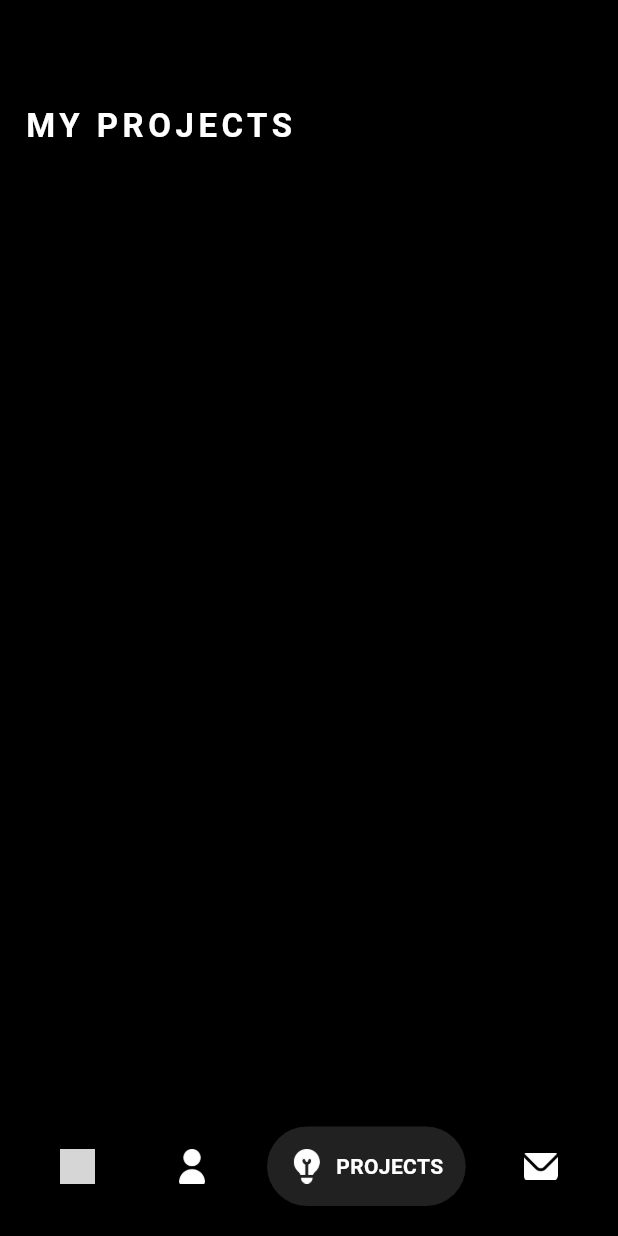
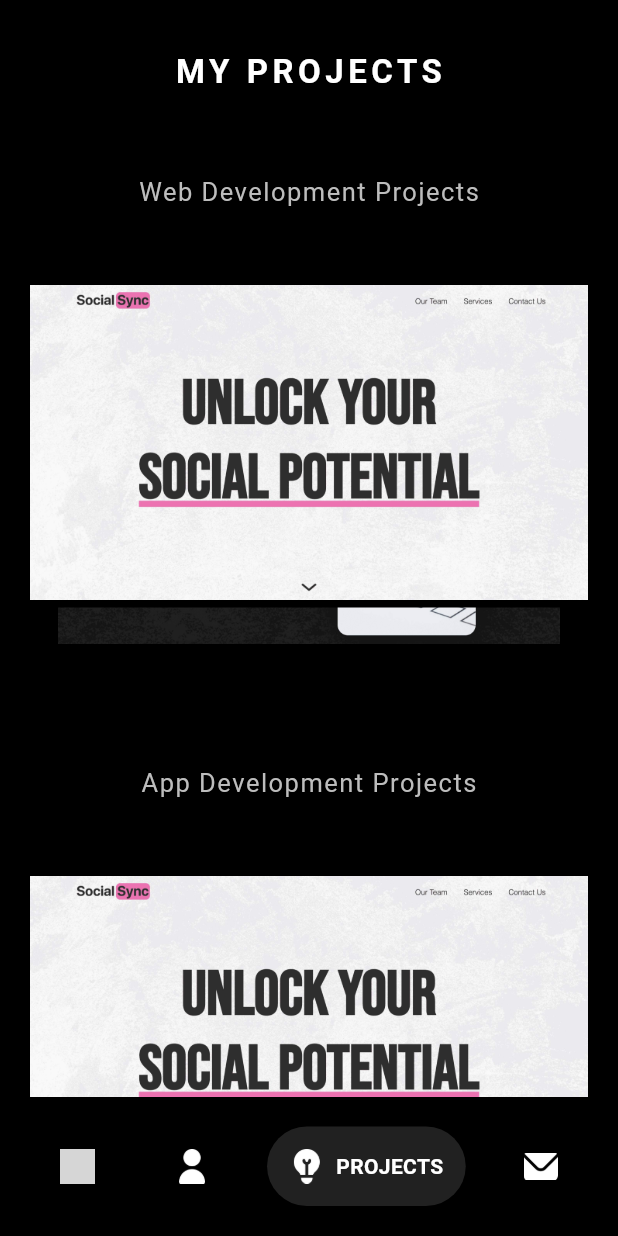
Before and after one commit to Deadlock-exe/flutter-portfolio, a Flutter app: the MainPage screen opened directly, item 3 of the bottom bar chosen, on a phone screen of 412 x 824 dp. Run offline on Flutter 3.47's test engine with Material 3 defaults, Android fonts, the phone set to English and light mode, and no system bars; drawn by our look-alikes of flutter_card_swiper, google_nav_bar; our stand-ins replace slide_to_act; missing offline and left inert: flutter_web_frame; grey boxes are pictures that could not be loaded.

Commit message:
add projects page

```diff
--- /dev/null
+++ b/lib/components/webdev_projects.dart
@@ -0,0 +1,52 @@
+import 'package:flutter/material.dart';
+
+List<Container> webdev = [
+  Container(
+    alignment: Alignment.center,
+    color: Colors.black,
+    height: 200,
+    child: Image.asset("assets/images/socialsync.jpg"),
+  ),
+  Container(
+    alignment: Alignment.center,
+    color: Colors.black,
+    height: 200,
+    child: Image.asset("assets/images/sociallane.jpg"),
+  ),
+  Container(
+    alignment: Alignment.center,
+    color: Colors.black,
+    height: 200,
+    child: Image.asset("assets/images/legalconnect.jpg"),
+  ),
+  Container(
+    alignment: Alignment.center,
+    color: Colors.black,
+    height: 200,
+    child: Image.asset("assets/images/aeriewoods.png"),
+  ),
+  Container(
+    alignment: Alignment.center,
+    color: Colors.black,
+    height: 200,
+    child: Image.asset("assets/images/akshat.jpg"),
+  ),
+  Container(
+    alignment: Alignment.center,
+    color: Colors.black,
+    height: 200,
+    child: Image.asset("assets/images/ventureup.jpg"),
+  ),
+  Container(
+    alignment: Alignment.center,
+    color: Colors.black,
+    height: 200,
+    child: Image.asset("assets/images/wrecker.jpg"),
+  ),
+  Container(
+    alignment: Alignment.center,
+    color: Colors.black,
+    height: 200,
+    child: Image.asset("assets/images/wordsmith.jpg"),
+  ),
+];
--- a/lib/main.dart
+++ b/lib/main.dart
@@ -119,6 +119,7 @@
       appBar: AppBar(
         automaticallyImplyLeading: false,
         backgroundColor: Colors.black,
+        toolbarHeight: 20,
         title: const Text(""),
       ),
       body: _pages[_selectedIndex],
--- a/lib/pages/about_page.dart
+++ b/lib/pages/about_page.dart
@@ -1,5 +1,4 @@
 import 'package:flutter/material.dart';
-import 'package:flutter/widgets.dart';
 import 'package:portfolio/components/expanded_container.dart';
 
 class AboutPage extends StatelessWidget {
@@ -7,11 +6,14 @@ class AboutPage extends StatelessWidget {
 
   @override
   Widget build(BuildContext context) {
+    final screenWidth = MediaQuery.of(context).size.width;
+
     return Scaffold(
       backgroundColor: Colors.black,
       appBar: AppBar(
         automaticallyImplyLeading: false,
         backgroundColor: Colors.black,
+        centerTitle: true,
         title: const Text(
           "ABOUT ME",
           style: TextStyle(
@@ -23,9 +25,9 @@ class AboutPage extends StatelessWidget {
       ),
       body: SingleChildScrollView(
         child: Padding(
-          padding: const EdgeInsets.symmetric(
-            horizontal: 40,
-            vertical: 30,
+          padding: EdgeInsets.symmetric(
+            horizontal: screenWidth < 500 ? 0 : 40,
+            vertical: 40,
           ),
           child: Center(
             child: Column(
@@ -40,7 +42,7 @@ class AboutPage extends StatelessWidget {
                 ),
                 Padding(
                   padding: const EdgeInsets.symmetric(
-                    vertical: 25,
+                    vertical: 30,
                   ),
                   child: Image.asset(
                     "assets/images/webdev.png",
--- a/lib/pages/contact_page.dart
+++ b/lib/pages/contact_page.dart
@@ -15,6 +15,7 @@ class _ContactPageState extends State<ContactPage> {
       appBar: AppBar(
         automaticallyImplyLeading: false,
         backgroundColor: Colors.black,
+        centerTitle: true,
         title: const Text(
           "CONTACT ME",
           style: TextStyle(
@@ -38,7 +39,7 @@ class _ContactPageState extends State<ContactPage> {
                 height: 240,
               ),
               const SizedBox(
-                height: 45,
+                height: 60,
               ),
               Text(
                 "Feel free to reach out",
@@ -48,7 +49,7 @@ class _ContactPageState extends State<ContactPage> {
                 ),
               ),
               const SizedBox(
-                height: 40,
+                height: 20,
               ),
               Center(
                 child: Row(
--- a/lib/pages/home_page.dart
+++ b/lib/pages/home_page.dart
@@ -5,11 +5,14 @@ class HomePage extends StatelessWidget {
 
   @override
   Widget build(BuildContext context) {
+    final screenWidth = MediaQuery.of(context).size.width;
+
     return Scaffold(
       backgroundColor: Colors.black,
       appBar: AppBar(
         automaticallyImplyLeading: false,
         backgroundColor: Colors.black,
+        centerTitle: true,
         title: const Text(
           "HOMEPAGE",
           style: TextStyle(
@@ -21,8 +24,8 @@ class HomePage extends StatelessWidget {
       ),
       body: SingleChildScrollView(
         child: Padding(
-          padding: const EdgeInsets.symmetric(
-            horizontal: 80,
+          padding: EdgeInsets.symmetric(
+            horizontal: screenWidth < 500 ? 10 : 40,
             vertical: 40,
           ),
           child: Column(
@@ -32,6 +35,8 @@ class HomePage extends StatelessWidget {
                   borderRadius: BorderRadius.circular(25),
                   child: Image.asset(
                     "assets/images/trial.png",
+                    height: screenWidth > 500 ? 350 : screenWidth - 50,
+                    width: screenWidth > 500 ? 350 : screenWidth - 50,
                   ),
                 ),
               ),
@@ -73,7 +78,11 @@ class HomePage extends StatelessWidget {
               const SizedBox(
                 height: 10,
               ),
-              Image.asset("assets/images/code.png"),
+              Image.asset(
+                "assets/images/code.png",
+                height: 250,
+                width: 250,
+              ),
               const SizedBox(
                 height: 10,
               ),
--- a/lib/pages/lock_screen.dart
+++ b/lib/pages/lock_screen.dart
@@ -63,7 +63,7 @@ class _LockScreenState extends State<LockScreen> {
                   width: 23,
                   height: 23,
                 ),
-                text: "Slide to Unlock",
+                text: "      Slide to Unlock",
                 textStyle: screenWidth > 600
                     ? const TextStyle(fontSize: 19)
                     : const TextStyle(fontSize: 16),
--- a/lib/pages/projects_page.dart
+++ b/lib/pages/projects_page.dart
@@ -1,14 +1,10 @@
 import 'package:flutter/material.dart';
-import 'package:flutter/widgets.dart';
+import 'package:flutter_card_swiper/flutter_card_swiper.dart';
+import 'package:portfolio/components/webdev_projects.dart';
 
-class ProjectsPage extends StatefulWidget {
+class ProjectsPage extends StatelessWidget {
   const ProjectsPage({super.key});
 
-  @override
-  State<ProjectsPage> createState() => _ProjectsPageState();
-}
-
-class _ProjectsPageState extends State<ProjectsPage> {
   @override
   Widget build(BuildContext context) {
     return Scaffold(
@@ -16,6 +12,7 @@ class _ProjectsPageState extends State<ProjectsPage> {
       appBar: AppBar(
         automaticallyImplyLeading: false,
         backgroundColor: Colors.black,
+        centerTitle: true,
         title: const Text(
           "MY PROJECTS",
           style: TextStyle(
@@ -25,12 +22,59 @@ class _ProjectsPageState extends State<ProjectsPage> {
           ),
         ),
       ),
-      body: SingleChildScrollView(
-        child: Center(
-          child: Column(
-            children: [],
+      body: ListView(
+        children: [
+          const SizedBox(
+            height: 40,
           ),
-        ),
+          Center(
+            child: Text(
+              "Web Development Projects",
+              style: TextStyle(
+                color: Colors.grey[400],
+                fontSize: 17,
+                letterSpacing: 1,
+              ),
+            ),
+          ),
+          const SizedBox(
+            height: 20,
+          ),
+          SizedBox(
+            height: 270,
+            child: CardSwiper(
+              cardsCount: webdev.length,
+              cardBuilder:
+                  (context, index, percentThresholdX, percentThresholdY) =>
+                      webdev[index],
+            ),
+          ),
+          const SizedBox(
+            height: 80,
+          ),
+          Center(
+            child: Text(
+              "App Development Projects",
+              style: TextStyle(
+                color: Colors.grey[400],
+                fontSize: 17,
+                letterSpacing: 1,
+              ),
+            ),
+          ),
+          const SizedBox(
+            height: 20,
+          ),
+          SizedBox(
+            height: 270,
+            child: CardSwiper(
+              cardsCount: webdev.length,
+              cardBuilder:
+                  (context, index, percentThresholdX, percentThresholdY) =>
+                      webdev[index],
+            ),
+          ),
+        ],
       ),
     );
   }
--- a/pubspec.yaml
+++ b/pubspec.yaml
@@ -41,6 +41,7 @@ dependencies:
   google_nav_bar: ^5.0.6
   slide_to_act: ^2.0.2
   intl: ^0.19.0
+  flutter_card_swiper: ^7.0.0
 
 dev_dependencies:
   flutter_test:
```
Also changed, not shown: assets/images/aeriewoods.png (added), assets/images/akshat.jpg (added), assets/images/favicon.png (added), assets/images/legalconnect.jpg (added), assets/images/sociallane.jpg (added), assets/images/socialsync.jpg (added), assets/images/unityserve.jpg (added), assets/images/ventureup.jpg (added), assets/images/wordsmith.jpg (added), assets/images/wrecker.jpg (added), pubspec.lock, 7 other files.
